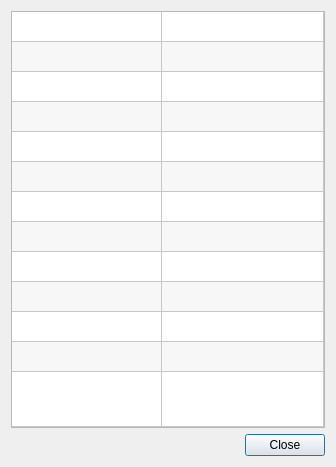
First picture: the form in ip-phone-van/dialog_info.ui, repository Warchant/ip-phone, before the edit.
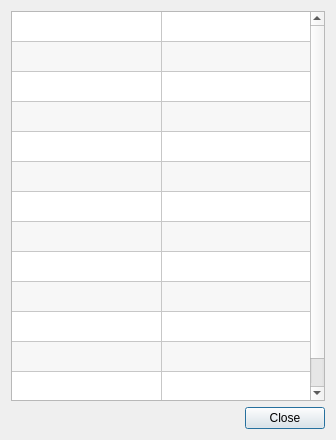
Second picture: the form after the edit. Icons and pictures are not drawn.

Commit message: +action new, fixed buttons

The edit to the form file:
```diff
--- a/ip-phone-van/dialog_info.ui
+++ b/ip-phone-van/dialog_info.ui
@@ -7,9 +7,21 @@
     <x>0</x>
     <y>0</y>
     <width>336</width>
-    <height>467</height>
+    <height>440</height>
    </rect>
   </property>
+  <property name="minimumSize">
+   <size>
+    <width>336</width>
+    <height>440</height>
+   </size>
+  </property>
+  <property name="maximumSize">
+   <size>
+    <width>336</width>
+    <height>440</height>
+   </size>
+  </property>
   <property name="windowTitle">
    <string>Dialog</string>
   </property>
```
Left out of the diff: 10 changed lines with no effect on the pictures. The commit also changes 4 other files.
